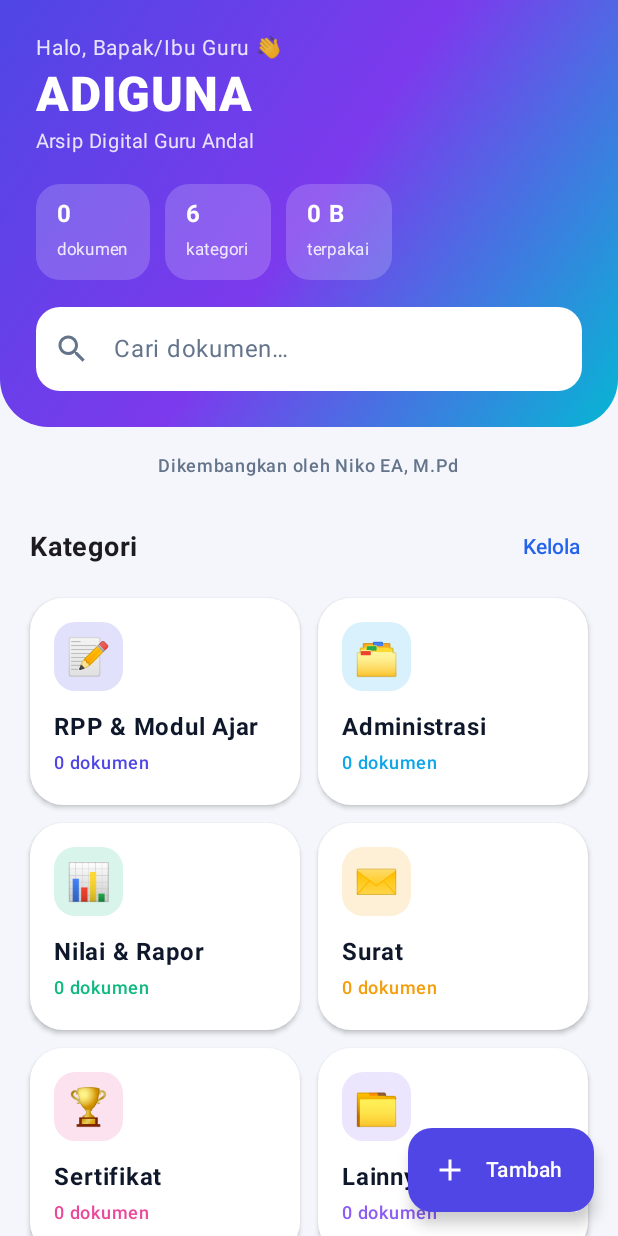
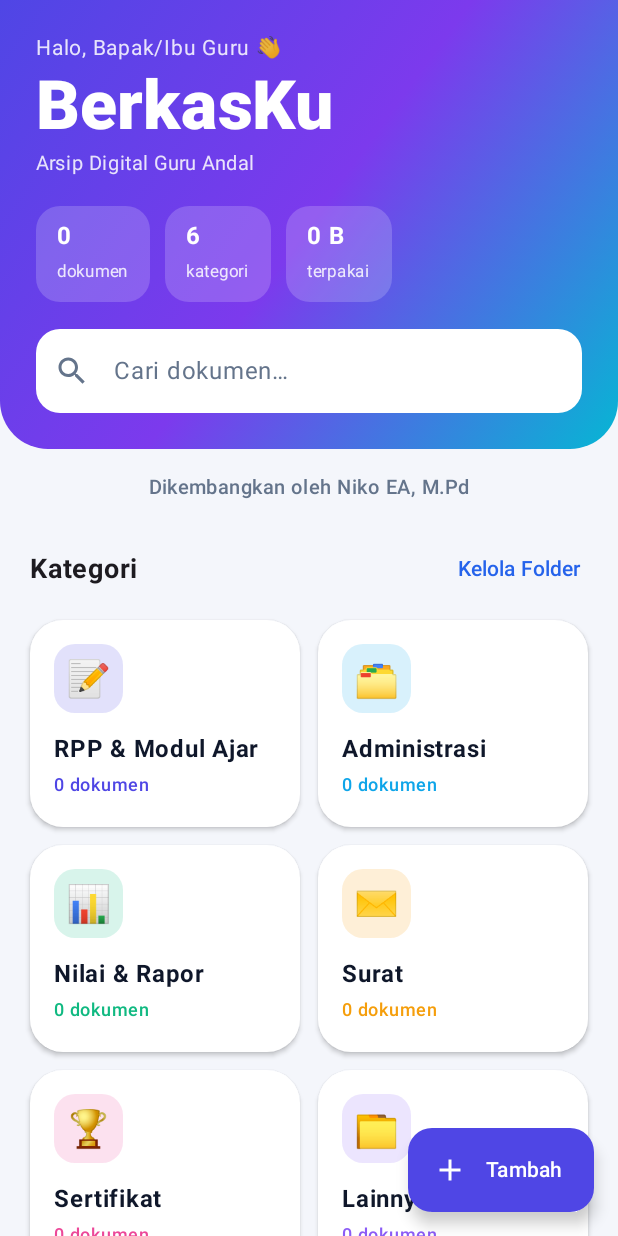
Before and after one commit to srnikoea-dev/ADIGUNA, an Android app built with Jetpack Compose: the screen it shows after launch (MainActivity), on a phone screen of 412 x 824 dp. Run offline under Robolectric (Android 15) with nearby library versions, the phone set to English and light mode, and no system bars; our stand-ins replace Room's generated code; libraries missing offline, so code that uses them is left out: com.google.mlkit.vision; 1 statement that could not run was skipped.

Commit message:
Update MainActivity.kt

```diff
--- a/app/src/main/java/com/arsipguru/app/MainActivity.kt
+++ b/app/src/main/java/com/arsipguru/app/MainActivity.kt
@@ -298,7 +298,7 @@ fun HomeScreen(
                 ) {
                     Column(Modifier.statusBarsPadding().padding(24.dp, 20.dp, 24.dp, 24.dp)) {
                         Text("Halo, Bapak/Ibu Guru 👋", color = Color.White.copy(alpha = .85f), fontSize = 14.sp)
-                        Text("ADIGUNA", color = Color.White, fontSize = 32.sp, fontWeight = FontWeight.ExtraBold)
+                        Text("BerkasKu", color = Color.White, fontSize = 45.sp, fontWeight = FontWeight.ExtraBold)
                         Text("Arsip Digital Guru Andal", color = Color.White.copy(alpha = .85f), fontSize = 13.sp)
                         Spacer(Modifier.height(16.dp))
                         Row(horizontalArrangement = Arrangement.spacedBy(10.dp)) {
@@ -316,14 +316,14 @@ fun HomeScreen(
                 Box(Modifier.fillMaxWidth().padding(top = 14.dp), contentAlignment = Alignment.Center) {
                     Text(
                         "Dikembangkan oleh Niko EA, M.Pd",
-                        fontSize = 12.sp, fontWeight = FontWeight.Medium,
+                        fontSize = 13.sp, fontWeight = FontWeight.Medium,
                         color = MaterialTheme.colorScheme.onSurfaceVariant
                     )
                 }
             }
 
             if (q.isBlank()) {
-                item { SectionTitle("Kategori", "Kelola", onManage) }
+                item { SectionTitle("Kategori", "Kelola Folder", onManage) }
                 items(cats.chunked(2)) { pair ->
                     Row(
                         Modifier.fillMaxWidth().padding(horizontal = 20.dp, vertical = 6.dp),
@@ -335,7 +335,7 @@ fun HomeScreen(
                 }
                 item { Spacer(Modifier.height(8.dp)); SectionTitle("Terbaru", "Lihat semua", onAll) }
                 if (docs.isEmpty()) {
-                    item { EmptyState("Belum ada dokumen", "Ketuk tombol Tambah untuk scan atau impor dokumen pertama Anda.") }
+                    item { EmptyState("Belum ada dokumen", "Ketuk tombol Tambah untuk scan atau impor dokumen Anda.") }
                 } else {
                     items(docs.take(8), key = { it.id }) { d ->
                         Box(Modifier.padding(horizontal = 20.dp, vertical = 5.dp)) {
```
